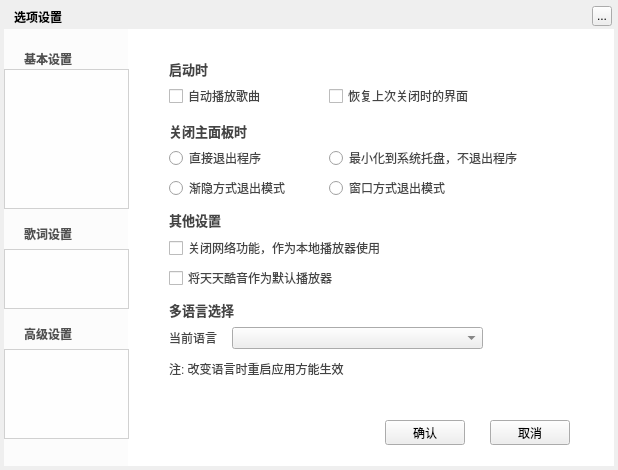
Old version of the form TTKModule/TTKWidget/musicUiKits/musicWidgetKits/musicsettingwidget.ui in the repository Greedysky/TTKMusicPlayer.
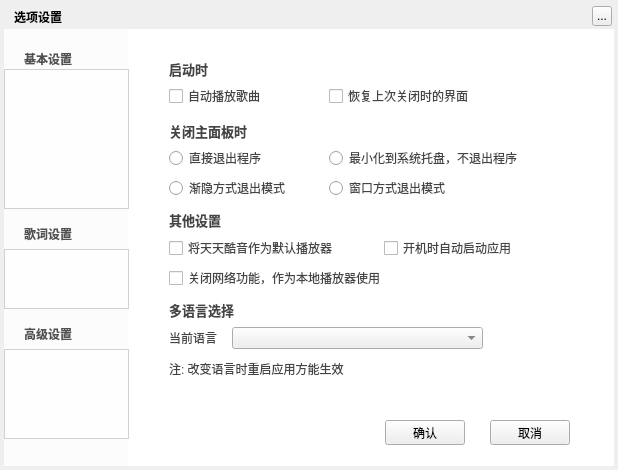
New version of the form. Custom widgets are drawn as their Qt base class.

```diff
--- a/TTKModule/TTKWidget/musicUiKits/musicWidgetKits/musicsettingwidget.ui
+++ b/TTKModule/TTKWidget/musicUiKits/musicWidgetKits/musicsettingwidget.ui
@@ -205,7 +205,7 @@
      <property name="geometry">
       <rect>
        <x>25</x>
-       <y>199</y>
+       <y>229</y>
        <width>330</width>
        <height>20</height>
       </rect>
@@ -218,8 +218,8 @@
      <property name="geometry">
       <rect>
        <x>25</x>
-       <y>229</y>
-       <width>330</width>
+       <y>199</y>
+       <width>211</width>
        <height>20</height>
       </rect>
      </property>
@@ -289,6 +289,19 @@
       <string>窗口方式退出模式</string>
      </property>
     </widget>
+    <widget class="QCheckBox" name="autoStartCheckBox">
+     <property name="geometry">
+      <rect>
+       <x>240</x>
+       <y>199</y>
+       <width>180</width>
+       <height>20</height>
+      </rect>
+     </property>
+     <property name="text">
+      <string>开机时自动启动应用</string>
+     </property>
+    </widget>
    </widget>
    <widget class="QWidget" name="second">
     <widget class="TTKThemeLineLabel" name="baseSetShotKeyWidget">
```
Left out of the diff: 2 changed lines with no effect on the pictures.
